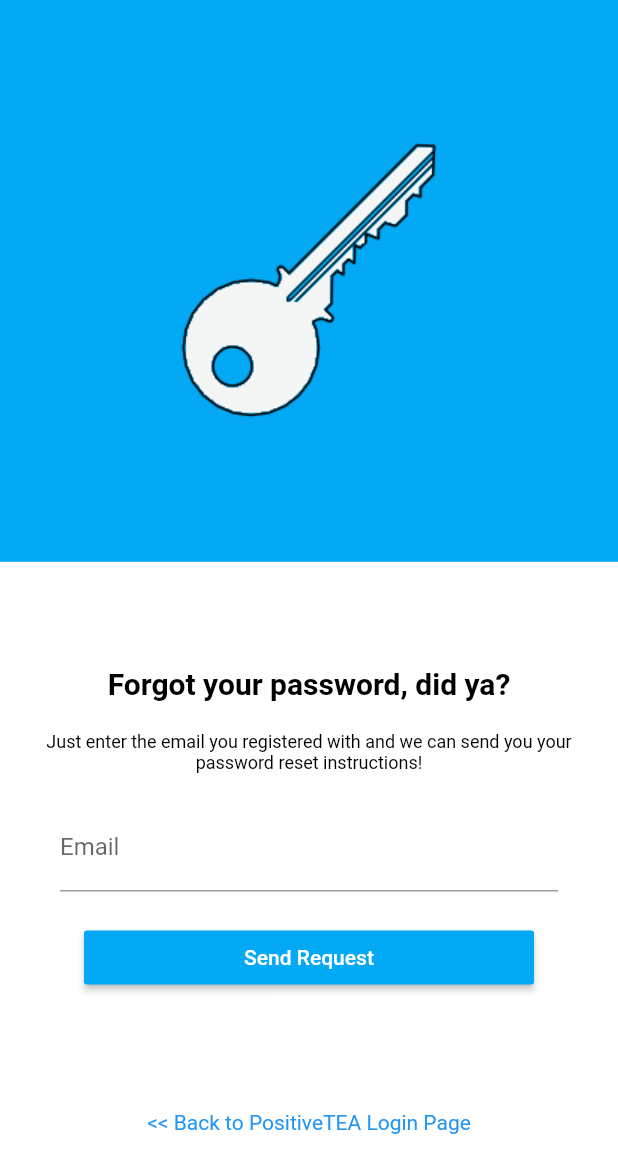
After one commit to jonathanhua99/cafeapp, a Flutter app: the ForgotPassword screen opened directly, after a tap on "Send Request", on a phone screen of 412 x 824 dp. The commit adds this screen. Shown: the top 1173 px of the screen. Run offline on Flutter 3.47's test engine with Material 2 defaults, Android fonts, the phone set to English and light mode, and no system bars; our stand-ins replace cloud_firestore, email_validator, firebase_auth; accounts and stored records are empty.

Commit message:
Adding a forgot password screen (#6)
* transferred old branch contents for forgot_password_screen to a new branch that is on update master branch

* Completed transfer of materials from old branch, implemented forgot_password_screen

* Added invalid email checking

Co-authored-by: ashwath-radha <arad@Ashwaths-MacBook-Pro.local>

```diff
--- a/lib/main.dart
+++ b/lib/main.dart
@@ -1,3 +1,4 @@
+import 'package:cafe_app/screens/forgot_password_screen.dart';
 import 'package:cafe_app/screens/home_screen.dart';
 import 'package:flutter/material.dart';
 import 'package:cafe_app/screens/search_screen.dart';
@@ -44,6 +45,7 @@ class _TheKingScreenState extends State<TheKingScreen> {
         ForumScreen.id: (context) => ForumScreen(),
         LoginScreen.id: (context) => LoginScreen(),
         CreateAccount.id: (context) => CreateAccount(),
+        ForgotPassword.id: (context) => ForgotPassword(),
       },
     );
   }
--- /dev/null
+++ b/lib/screens/forgot_password_screen.dart
@@ -0,0 +1,263 @@
+import 'package:cafe_app/services/auth.dart';
+import 'package:flutter/gestures.dart';
+import 'package:flutter/cupertino.dart';
+import 'package:flutter/material.dart';
+import 'loginCreate/login_screen.dart';
+import 'package:email_validator/email_validator.dart';
+
+class ForgotPassword extends StatefulWidget {
+  static const String id = "forgot_password_screen";
+  @override
+  _ForgotPasswordState createState() => _ForgotPasswordState();
+}
+
+class _ForgotPasswordState extends State<ForgotPassword> {
+  final AuthService _auth = AuthService();
+
+  String email;
+
+  @override
+  Widget build(BuildContext context) {
+    return Scaffold(
+        body: new GestureDetector(
+            onTap: () {
+              // FocusScope.of(context).requestFocus(new FocusNode());
+              // original implementation creates new FocusNode but never disposes of it, this is cleaner
+              FocusScopeNode currentFocus = FocusScope.of(context);
+              if (!currentFocus.hasPrimaryFocus) {
+                currentFocus.unfocus();
+              }
+            },
+            child: Container(
+                color: Colors.white,
+                child: Form(
+                    child: Column(children: <Widget>[
+                  Container(
+                    width: double.infinity,
+                    height: MediaQuery.of(context).size.height / 2.2,
+                    // decoration: new BoxDecoration(
+                    //   color: Colors.lightBlue,
+                    //   shape: BoxShape.circle,
+                    // ),
+                    // margin: EdgeInsets.all(20.0),
+                    child: Image.asset('assets/images/generic_key.png'),
+                    color: Colors.lightBlue,
+                    constraints: BoxConstraints.tightForFinite(
+                      width: double.infinity,
+                    ),
+                  ),
+                  Spacer(),
+                  Padding(
+                    padding: const EdgeInsets.symmetric(
+                        vertical: 10.0, horizontal: 20.0),
+                    child: RichText(
+                        text: TextSpan(
+                      text: "Forgot your password, did ya?",
+                      style: TextStyle(
+                          color: Colors.black,
+                          fontSize: 20.0,
+                          fontWeight: FontWeight.bold),
+                    )),
+                  ),
+                  Padding(
+                    padding: const EdgeInsets.symmetric(
+                        vertical: 10.0, horizontal: 30.0),
+                    child: RichText(
+                      text: TextSpan(
+                        text:
+                            "Just enter the email you registered with and we can send" +
+                                " you your password reset instructions!",
+                        style: TextStyle(color: Colors.black, fontSize: 12.0),
+                      ),
+                      textAlign: TextAlign.center,
+                    ),
+                  ),
+                  // Spacer(),
+                  Padding(
+                    padding:
+                        EdgeInsets.symmetric(vertical: 10.0, horizontal: 40.0),
+                    child: TextFormField(
+                        decoration: InputDecoration(labelText: "Email"),
+                        autocorrect: false,
+                        onChanged: (val) {
+                          setState(() => email = val.trim());
+                        }),
+                  ),
+                  Padding(
+                    padding: EdgeInsets.symmetric(
+                        vertical: 10.0,
+                        horizontal: 40.0), //const EdgeInsets.all(10.0),
+                    child: ButtonTheme(
+                      minWidth: 300.0,
+                      child: RaisedButton(
+                          color: Colors.lightBlue,
+                          child: Text("Send Request",
+                              style: TextStyle(color: Colors.white)),
+                          onPressed: () async {
+                            // send email functionality
+                            var emailValidator = EmailValidator.validate(email);
+                            // dynamic validEmail = await _auth.sendPasswordResetEmail(email);
+                            if (emailValidator) {
+                              dynamic validEmail =
+                                  await _auth.checkValidUsername(email);
+                              if (!validEmail.isEmpty) {
+                                await _auth.sendPasswordResetEmail(email);
+                                await showDialog(
+                                    context: context,
+                                    child: CupertinoAlertDialog(
+                                      title: Text("Heyooo"),
+                                      content: Text(
+                                          "An email has been sent to your email!"),
+                                      actions: <Widget>[
+                                        CupertinoDialogAction(
+                                          // isDefaultAction: false,
+                                          onPressed: (() => Navigator.of(
+                                                  context,
+                                                  rootNavigator: true)
+                                              .pop('dialog')),
+                                          child: Text("Ok"),
+                                        )
+                                      ],
+                                    ));
+                                Navigator.of(context).pop();
+                              } else {
+                                await showDialog(
+                                    context: context,
+                                    child: CupertinoAlertDialog(
+                                      title: Text("Yikes!"),
+                                      content:
+                                          Text("That was an invalid email."),
+                                      actions: <Widget>[
+                                        CupertinoDialogAction(
+                                          // isDefaultAction: false,
+                                          onPressed: (() => Navigator.of(
+                                                  context,
+                                                  rootNavigator: true)
+                                              .pop('dialog')),
+                                          child: Text("Retry"),
+                                        )
+                                      ],
+                                    ));
+                              }
+                            } else {
+                              await showDialog(
+                                  context: context,
+                                  child: CupertinoAlertDialog(
+                                    title: Text("Yikes!"),
+                                    content: Text("That's not proper email format, silly."),
+                                    actions: <Widget>[
+                                      CupertinoDialogAction(
+                                        // isDefaultAction: false,
+                                        onPressed: (() => Navigator.of(context,
+                                                rootNavigator: true)
+                                            .pop('dialog')),
+                                        child: Text("Retry"),
+                                      )
+                                    ],
+                                  ));
+                            }
+                          }),
+                    ),
+                  ),
+                  Spacer(),
+                  Padding(
+                    padding: const EdgeInsets.all(8.0),
+                    child: RichText(
+                      text: TextSpan(children: <TextSpan>[
+                        TextSpan(
+                            text: "<< Back to PositiveTEA Login Page",
+                            style: TextStyle(color: Colors.blue),
+                            recognizer: TapGestureRecognizer()
+                              ..onTap = () => Navigator.of(context).pop()),
+                      ]),
+                    ),
+                  ),
+                  Spacer(),
+                ])))));
+  }
+  // simpler version, no picture p much
+  //   return Scaffold(
+  //       appBar: AppBar(
+  //         leading: IconButton(
+  //           icon: Icon(Icons.arrow_back_ios, color: Colors.white),
+  //           onPressed: () =>
+  //               Navigator.pushReplacementNamed(context, LoginScreen.id),
+  //         ),
+  //         title: Text("Reset Password"),
+  //       ),
+  //       body: new GestureDetector(
+  //           onTap: () {
+  //             FocusScope.of(context).requestFocus(new FocusNode());
+  //           },
+  //           child: Container(
+  //               color: Colors.white,
+  //               padding: EdgeInsets.symmetric(vertical: 20.0, horizontal: 50.0),
+  //               child: Form(
+  //                   child: Column(
+  //                 children: <Widget>[
+  //                   SizedBox(height: 20.0),
+  //                   // Padding(
+  //                   //   padding: const EdgeInsets.all(1.0),
+  //                   //   child: RichText(
+  //                   //     text: TextSpan(
+  //                   //       text: "Forgot your Password?",
+  //                   //       style: TextStyle(color: Colors.black, fontSize: 22.0, fontWeight: FontWeight.bold),
+  //                   //     ),
+  //                   //   ),
+  //                   // ),
+  //                   Padding(
+  //                     padding: const EdgeInsets.all(10.0),
+  //                     child: TextFormField(
+  //                         decoration: InputDecoration(labelText: "Email"),
+  //                         onChanged: (val) {
+  //                           setState(() => email = val.trim());
+  //                         }),
+  //                   ),
+  //                   Padding(
+  //                     padding: const EdgeInsets.all(1.0),
+  //                     child: RichText(
+  //                       text: TextSpan(
+  //                         text:
+  //                             "We will send you a link to reset your password",
+  //                         style: TextStyle(color: Colors.black, fontSize: 10.0),
+  //                       ),
+  //                     ),
+  //                   ),
+  //                   SizedBox(height: 20.0),
+  //                   Padding(
+  //                     padding: const EdgeInsets.all(10.0),
+  //                     child: ButtonTheme(
+  //                       minWidth: 250.0,
+  //                       child: RaisedButton(
+  //                           color: Colors.lightBlue,
+  //                           child: Text("Send Request",
+  //                               style: TextStyle(color: Colors.white)),
+  //                           onPressed: () async {
+  //                             // send email functionality
+  //                             await _auth.sendPasswordResetEmail(email);
+  //                             // await Navigator.pushReplacementNamed(context, LoginScreen.id);
+  //                             await showDialog(
+  //                                 context: context,
+  //                                 child: CupertinoAlertDialog(
+  //                                   title: Text("Heyooo"),
+  //                                   content: Text(
+  //                                       "An email has been sent to your email!"),
+  //                                   actions: <Widget>[
+  //                                     CupertinoDialogAction(
+  //                                       // isDefaultAction: false,
+  //                                       onPressed: (() => Navigator.of(context,
+  //                                               rootNavigator: true)
+  //                                           .pop('dialog')),
+  //                                       child: Text("Ok"),
+  //                                     )
+  //                                   ],
+  //                                 ));
+  //                             Navigator.pushReplacementNamed(
+  //                                 context, LoginScreen.id);
+  //                           }),
+  //                     ),
+  //                   ),
+  //                 ],
+  //               )))));
+  // }
+}
--- a/lib/screens/loginCreate/login_screen.dart
+++ b/lib/screens/loginCreate/login_screen.dart
@@ -1,3 +1,4 @@
+import 'package:cafe_app/screens/forgot_password_screen.dart';
 import 'package:cafe_app/screens/loginCreate/create_account_screen1.dart';
 import 'package:flutter/gestures.dart';
 import 'package:flutter/material.dart';
@@ -119,9 +120,14 @@ class _LoginScreenState extends State<LoginScreen> {
                           color: Colors.blue,
                         ),
                         recognizer: TapGestureRecognizer()
-                          ..onTap = () => print(
-                                "go to forgot password screen",
-                              ),
+                          ..onTap = () => Navigator.push (
+                            context,
+                            MaterialPageRoute(builder: (context) => ForgotPassword())
+                          ),
+                          // Navigator.push(
+                          //   context,
+                          //   ForgotPassword.id,
+                          // ),
                       )
                     ],
                   ),
--- a/lib/services/auth.dart
+++ b/lib/services/auth.dart
@@ -1,5 +1,6 @@
 import 'package:cafe_app/services/database.dart';
 import 'package:firebase_auth/firebase_auth.dart';
+import 'package:flutter/services.dart';
 import '../models/user.dart';
 
 class AuthService {
@@ -65,4 +66,16 @@ class AuthService {
       return null;
     }
   }
+
+  //reset password
+  Future sendPasswordResetEmail(String email) async {
+    // should prob check if this is a valid email in our database first
+    try {
+      var result = _auth.sendPasswordResetEmail(email: email);
+      return result;
+    } catch (e) {
+      print(e,);
+      return null;
+    }
+  }
 }
--- a/pubspec.yaml
+++ b/pubspec.yaml
@@ -48,8 +48,8 @@ flutter:
   uses-material-design: true
 
   # To add assets to your application, add an assets section, like this:
-  # assets:
-  #   - images/a_dot_burr.jpeg
+  assets:
+    - assets/images/
   #   - images/a_dot_ham.jpeg
 
   # An image asset can refer to one or more resolution-specific "variants", see
```
Also changed, not shown: assets/images/generic_key.png (added).
